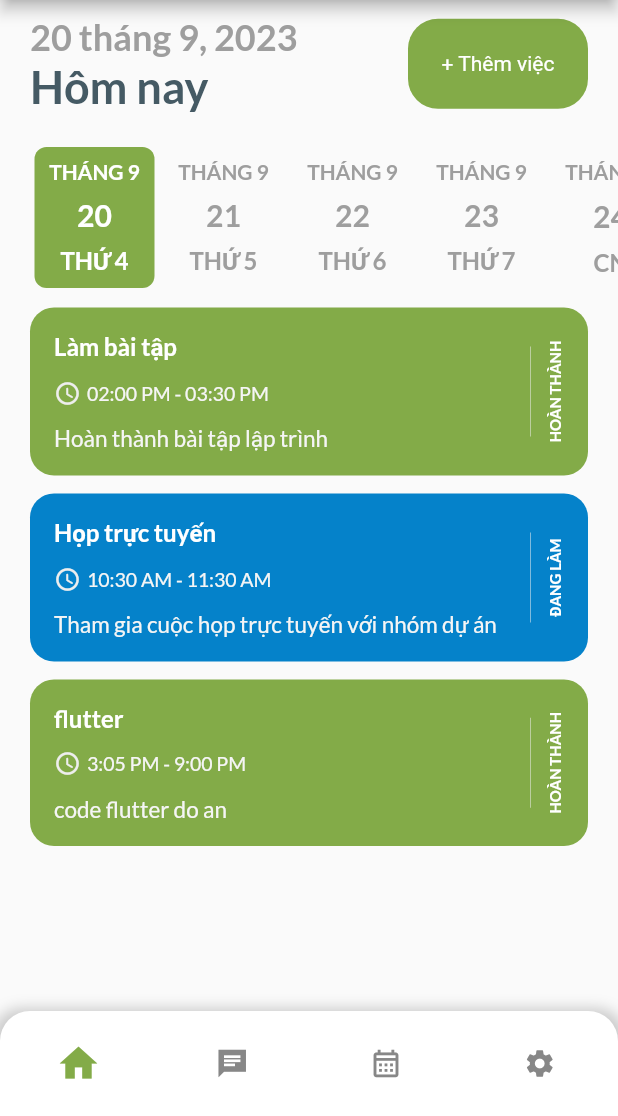
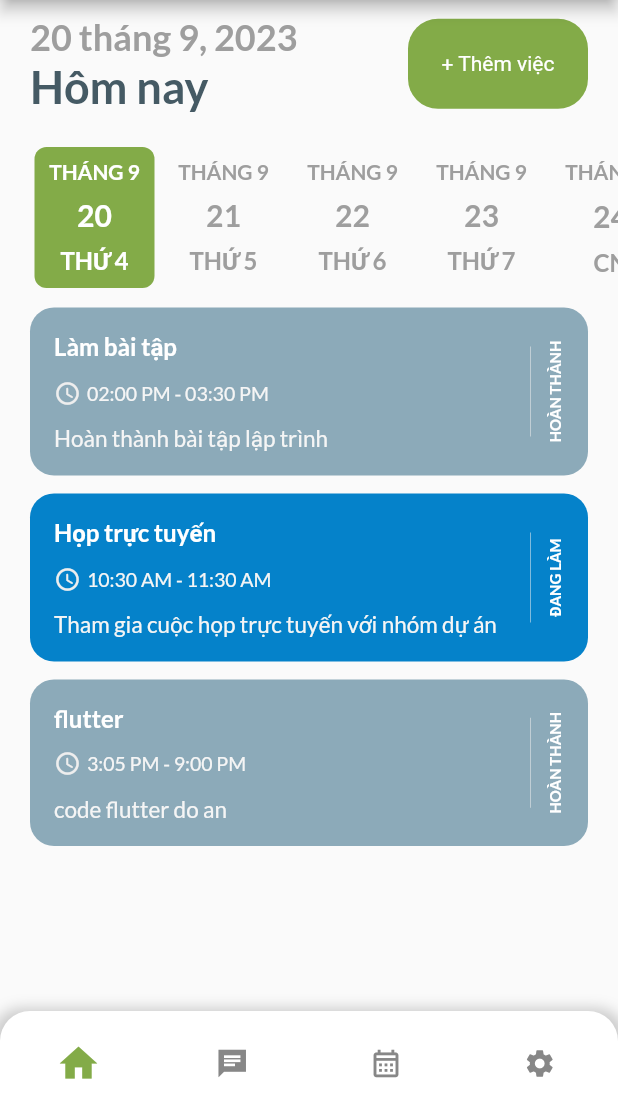
Before and after one commit to Capston-FPT-Somo-Farm-Task-Management/Mobile_Application, a Flutter app: the screen it shows once a user with an empty profile is signed in, on a phone screen of 412 x 824 dp, the part 120-1236 px from its top. Run offline on Flutter 3.47's test engine with Material 2 defaults, Android fonts, the light colour scheme and no system bars; our stand-ins replace firebase_auth, firebase_core, flutter_chips_input, flutter_staggered_animations, font_awesome_flutter, google_fonts and 1 more; accounts and stored records are empty.

Commit message:
change color

```diff
--- a/manager_somo_farm_task_management/lib/screens/manager/home/components/task_tile.dart
+++ b/manager_somo_farm_task_management/lib/screens/manager/home/components/task_tile.dart
@@ -92,7 +92,7 @@ class TaskTile extends StatelessWidget {
   _getBGClr(int no) {
     switch (no) {
       case 0:
-        return kPrimaryColor;
+        return kSecondLightColor;
       case 1:
         return kSecondColor;
       case 2:
```
